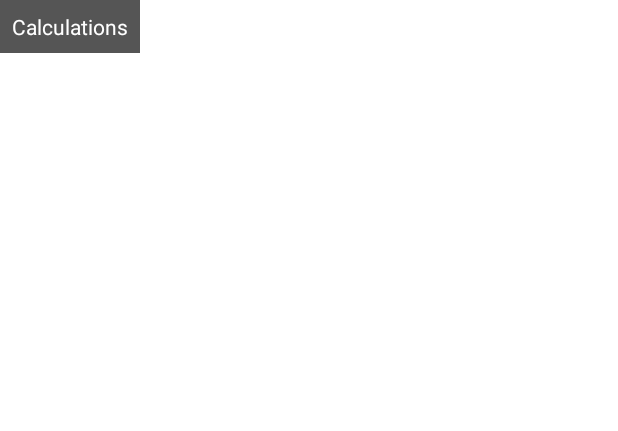
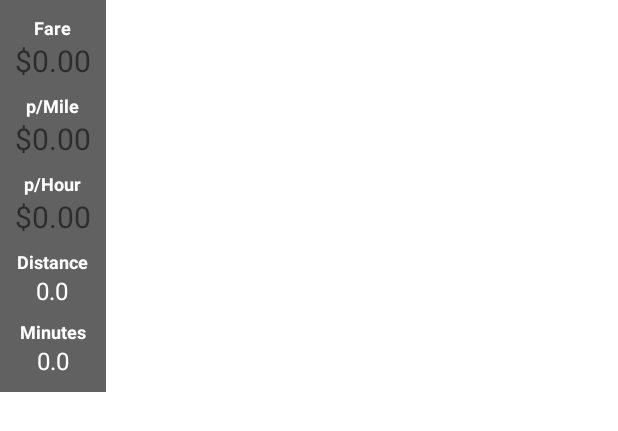
Before and after one commit to Jizar07/RideTracker, an Android app: the layout floating_overlay.xml on its own in the app's theme, with its tools: preview values and no code run, on a phone screen of 412 x 824 dp. Shown: the top 431 px of the screen. Run offline under Robolectric (Android 15) with nearby library versions, the phone set to English and light mode, and no system bars.

Commit message:
All working, Using AI learning, formatted overlay.

```diff
--- a/app/src/main/res/layout/floating_overlay.xml
+++ b/app/src/main/res/layout/floating_overlay.xml
@@ -1,29 +1,128 @@
 <?xml version="1.0" encoding="utf-8"?>
-<LinearLayout xmlns:android="http://schemas.android.com/apk/res/android"
-    android:id="@+id/floating_overlay_root"
+<LinearLayout
+xmlns:android="http://schemas.android.com/apk/res/android"
+android:id="@+id/overlayContainer"
+android:layout_width="wrap_content"
+android:layout_height="wrap_content"
+android:orientation="vertical"
+android:background="#616161"
+android:padding="10dp"
+android:gravity="center">
+
+<!-- Block 1: Fare -->
+<LinearLayout
     android:layout_width="wrap_content"
     android:layout_height="wrap_content"
     android:orientation="vertical"
-    android:background="#AA000000"
-    android:padding="8dp">
+    android:gravity="center">
+    <TextView
+        android:id="@+id/tvFareLabel"
+        android:layout_width="wrap_content"
+        android:layout_height="wrap_content"
+        android:text="Fare"
+        android:textStyle="bold"
+        android:textColor="@color/white"
+        android:textSize="12sp" />
+    <TextView
+        android:id="@+id/tvFareValue"
+        android:layout_width="wrap_content"
+        android:layout_height="wrap_content"
+        android:text="$0.00"
+        android:textSize="20sp" />
+</LinearLayout>
 
-    <!-- Debug preview: shows the captured image with a red border -->
-<!--    <ImageView-->
-<!--        android:id="@+id/debugImage"-->
-<!--        android:layout_width="200dp"-->
-<!--        android:layout_height="200dp"-->
-<!--        android:scaleType="fitCenter"-->
-<!--        android:contentDescription="Debug capture preview" />-->
+<!-- Block 2: Price per Mile -->
+<LinearLayout
+    android:layout_width="wrap_content"
+    android:layout_height="wrap_content"
+    android:orientation="vertical"
+    android:gravity="center"
+    android:layout_marginTop="8dp">
+    <TextView
+        android:id="@+id/tvPMileLabel"
+        android:layout_width="wrap_content"
+        android:layout_height="wrap_content"
+        android:text="p/Mile"
+        android:textStyle="bold"
+        android:textColor="@color/white"
+        android:textSize="12sp" />
+    <TextView
+        android:id="@+id/tvPMileValue"
+        android:layout_width="wrap_content"
+        android:layout_height="wrap_content"
+        android:text="$0.00"
+        android:textSize="20sp" />
+</LinearLayout>
 
-    <!-- Final calculations overlay (will be updated with final text) -->
+<!-- Block 3: Price per Hour -->
+<LinearLayout
+    android:layout_width="wrap_content"
+    android:layout_height="wrap_content"
+    android:orientation="vertical"
+    android:gravity="center"
+    android:layout_marginTop="8dp">
     <TextView
-        android:id="@+id/overlayText"
-        android:layout_width="match_parent"
+        android:id="@+id/tvPHourLabel"
+        android:layout_width="wrap_content"
         android:layout_height="wrap_content"
-        android:ellipsize="end"
-        android:singleLine="false"
-        android:scaleType="fitCenter"
-        android:text="Calculations"
-        android:textColor="#FFFFFF"
-        android:textSize="14sp" />
+        android:text="p/Hour"
+        android:textStyle="bold"
+        android:textColor="@color/white"
+        android:textSize="12sp" />
+    <TextView
+        android:id="@+id/tvPHourValue"
+        android:layout_width="wrap_content"
+        android:layout_height="wrap_content"
+        android:text="$0.00"
+        android:textSize="20sp" />
 </LinearLayout>
+
+<!-- Block 4: Total Miles -->
+<LinearLayout
+    android:layout_width="wrap_content"
+    android:layout_height="wrap_content"
+    android:orientation="vertical"
+    android:gravity="center"
+    android:layout_marginTop="8dp">
+    <TextView
+        android:id="@+id/tvMilesLabel"
+        android:layout_width="wrap_content"
+        android:layout_height="wrap_content"
+        android:text="Distance"
+        android:textStyle="bold"
+        android:textColor="@color/white"
+        android:textSize="12sp" />
+    <TextView
+        android:id="@+id/tvMilesValue"
+        android:layout_width="wrap_content"
+        android:layout_height="wrap_content"
+        android:textColor="@color/white"
+        android:text="0.0"
+        android:textSize="16sp" />
+</LinearLayout>
+
+<!-- Block 5: Total Minutes -->
+<LinearLayout
+    android:layout_width="wrap_content"
+    android:layout_height="wrap_content"
+    android:orientation="vertical"
+    android:gravity="center"
+    android:layout_marginTop="8dp">
+    <TextView
+        android:id="@+id/tvTimeLabel"
+        android:layout_width="wrap_content"
+        android:layout_height="wrap_content"
+        android:text="Minutes"
+        android:textStyle="bold"
+        android:textColor="@color/white"
+        android:textSize="12sp" />
+    <TextView
+        android:id="@+id/tvTimeValue"
+        android:layout_width="wrap_content"
+        android:layout_height="wrap_content"
+        android:textColor="@color/white"
+        android:text="0.0"
+        android:textSize="16sp" />
+</LinearLayout>
+
+</LinearLayout>
```
Also changed, not shown: app/src/main/java/com/stoffeltech/ridetracker/FloatingOverlayService.kt (+65 -33 lines), app/src/main/java/com/stoffeltech/ridetracker/ScreenCaptureService.kt (+41 -35 lines).
